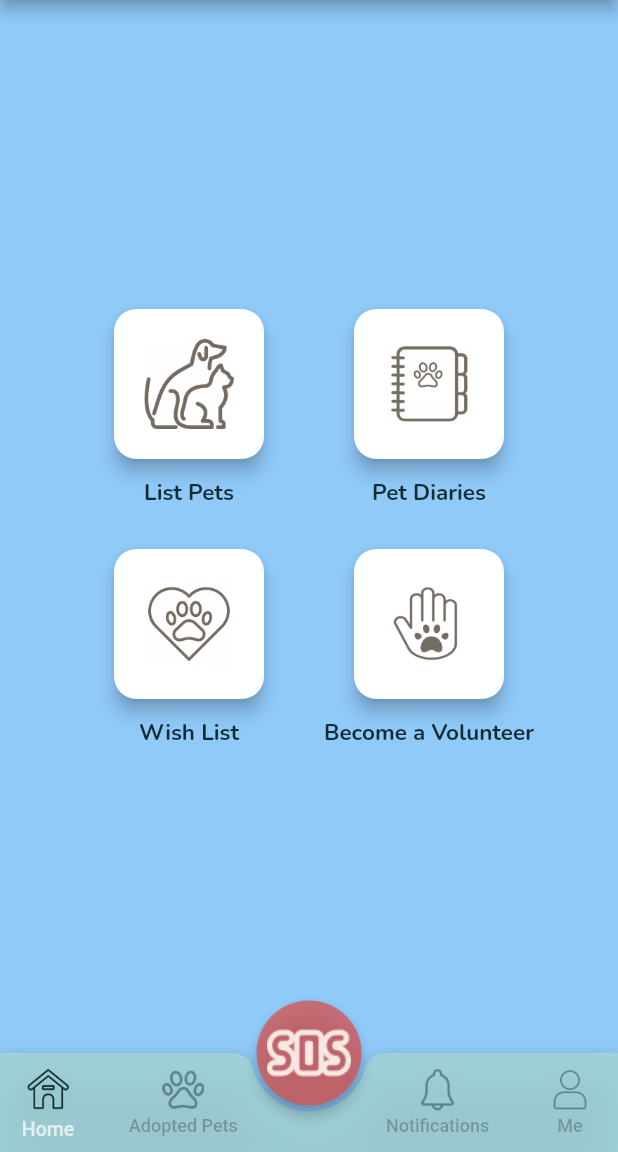
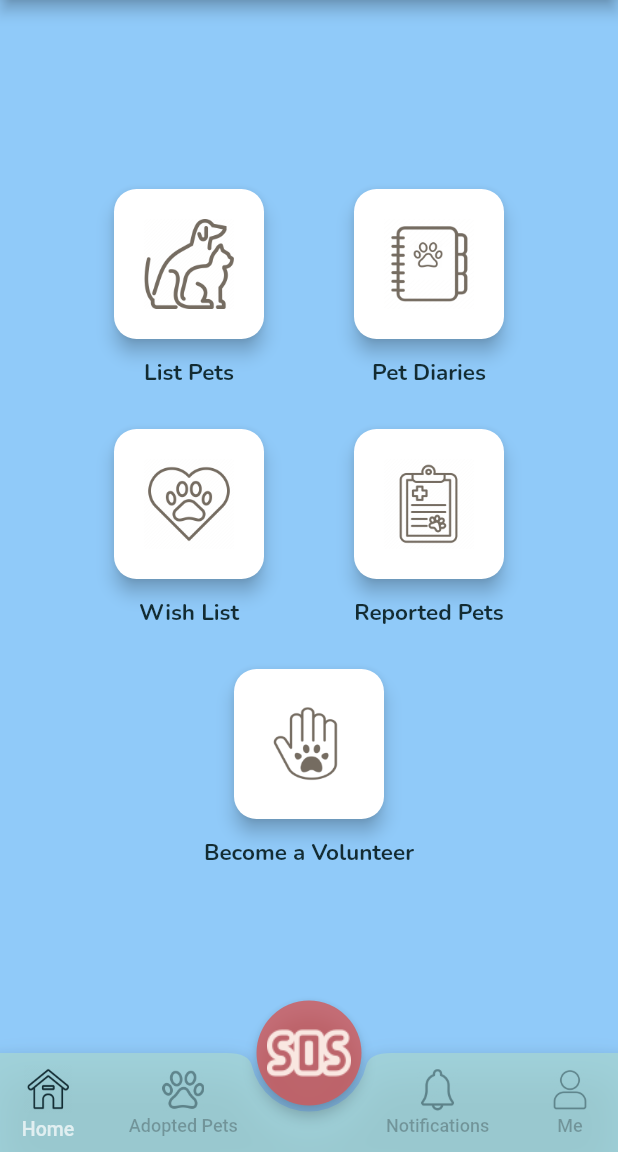
Before and after one commit to ageha-chou/pet-rescue, a Flutter app: the screen it shows after launch, on a phone screen of 412 x 824 dp, the part 84-1236 px from its top. Run offline on Flutter 3.47's test engine with Material 2 defaults, Android fonts, the phone set to English and light mode, and no system bars; our stand-ins replace font_awesome_flutter, geocoding, geolocator, get, google_maps_flutter, intl_phone_number_input; missing offline and left inert: dropdown_below, images_picker; accounts and stored records are empty.

Commit message:
changed home tab layout

```diff
--- a/lib/modules/home/tabs/home_tab.dart
+++ b/lib/modules/home/tabs/home_tab.dart
@@ -36,13 +36,19 @@ class HomeTab extends GetView<MainController> {
               imageUrl: 'assets/images/wish-list.png',
               ctx: context,
             ),
-            if (user.role == Roles.volunteer)
             _buildCard(
-                label: 'Pet Reports',
+              label: user.role == Roles.volunteer
+                  ? 'Pet Reports'
+                  : 'Reported Pets',
               imageUrl: 'assets/images/report.png',
               ctx: context,
             ),
+          ],
+        ),
         if (user.role == Roles.adopter)
+          Row(
+            mainAxisAlignment: MainAxisAlignment.center,
+            children: [
               _buildCard(
                 label: 'Become a Volunteer',
                 imageUrl: 'assets/images/volunteer.png',
```
Lines whose indentation alone changed are shown as unchanged.
